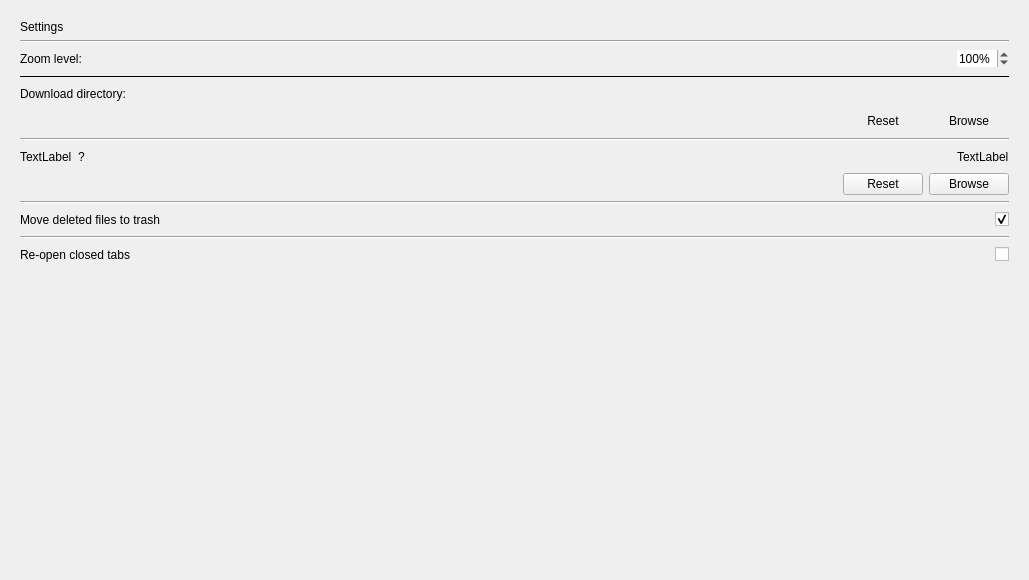
First picture: the form in ui/settings.ui, repository kiwix/kiwix-desktop, before the edit.
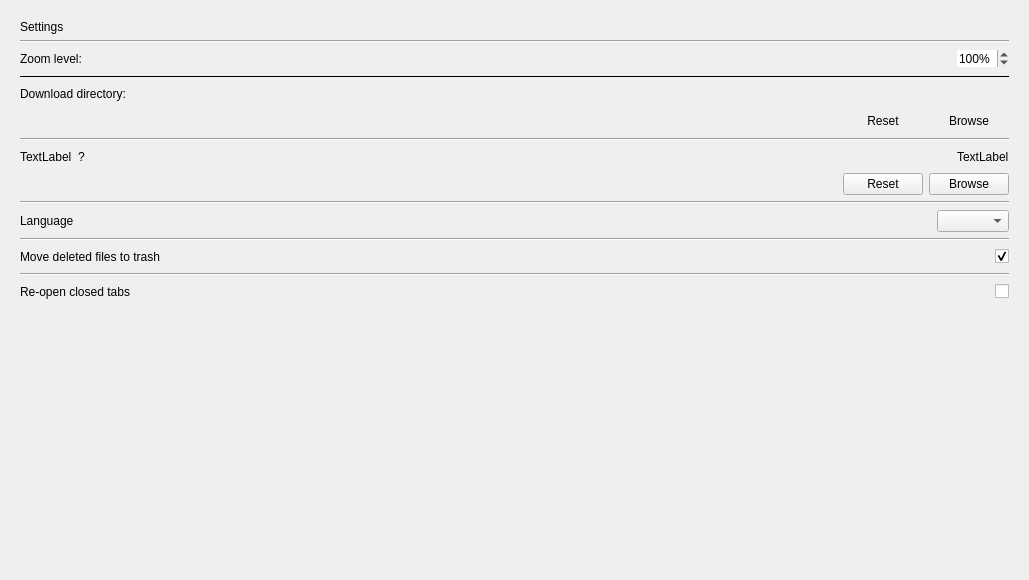
Second picture: the form after the edit.

Commit message: Improvements of clarity to settings ui and some temporary changes towards implementation

Diff of the .ui file:
```diff
--- a/ui/settings.ui
+++ b/ui/settings.ui
@@ -285,7 +285,45 @@
          </layout>
         </item>
         <item>
-         <widget class="Line" name="line_5">
+         <widget class="Line" name="lineMonitor">
+          <property name="orientation">
+           <enum>Qt::Horizontal</enum>
+          </property>
+         </widget>
+        </item>
+        <item>
+         <layout class="QHBoxLayout" name="horizontalLayoutLanguage">
+          <item>
+           <widget class="QLabel" name="languageLabel">
+            <property name="text">
+             <string>Language</string>
+            </property>
+           </widget>
+          </item>
+          <item>
+           <spacer name="horizontalSpacerLanguage">
+            <property name="orientation">
+             <enum>Qt::Horizontal</enum>
+            </property>
+            <property name="sizeHint" stdset="0">
+             <size>
+              <width>40</width>
+              <height>20</height>
+             </size>
+            </property>
+           </spacer>
+          </item>
+          <item>
+           <widget class="QComboBox" name="comboBoxLanguage">
+            <property name="currentText">
+             <string/>
+            </property>
+           </widget>
+          </item>
+         </layout>
+        </item>
+        <item>
+         <widget class="Line" name="lineLanguage">
           <property name="orientation">
            <enum>Qt::Horizontal</enum>
           </property>
```
Left out of the diff: 26 changed lines with no effect on the pictures. The commit also changes 5 other files.
